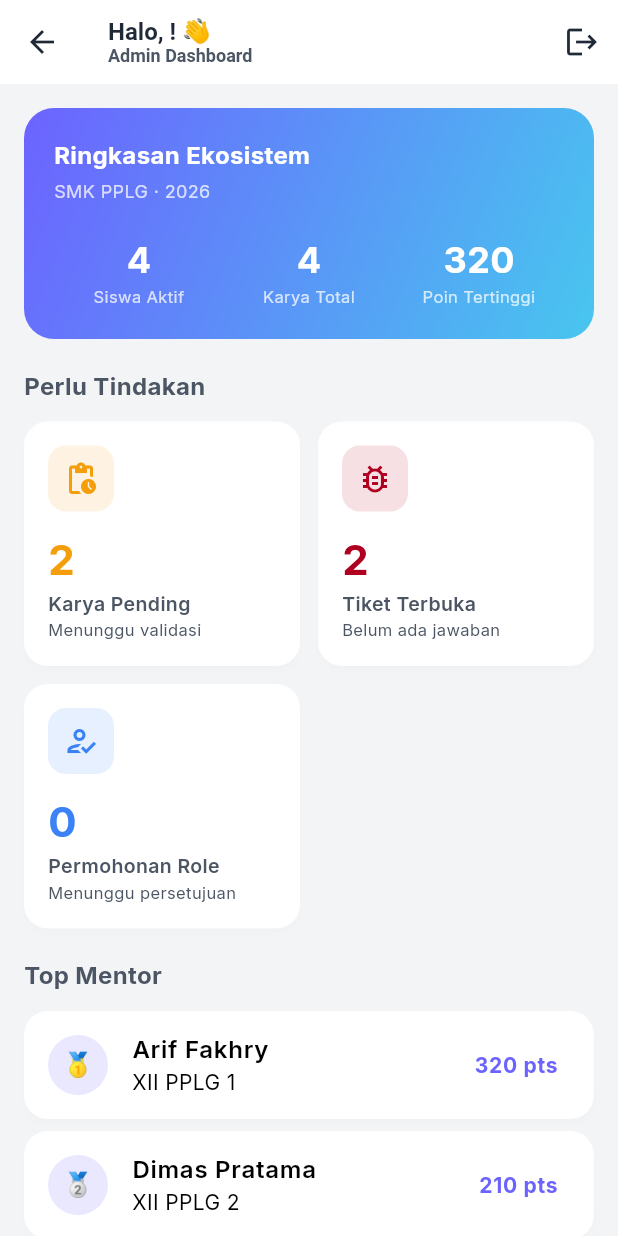
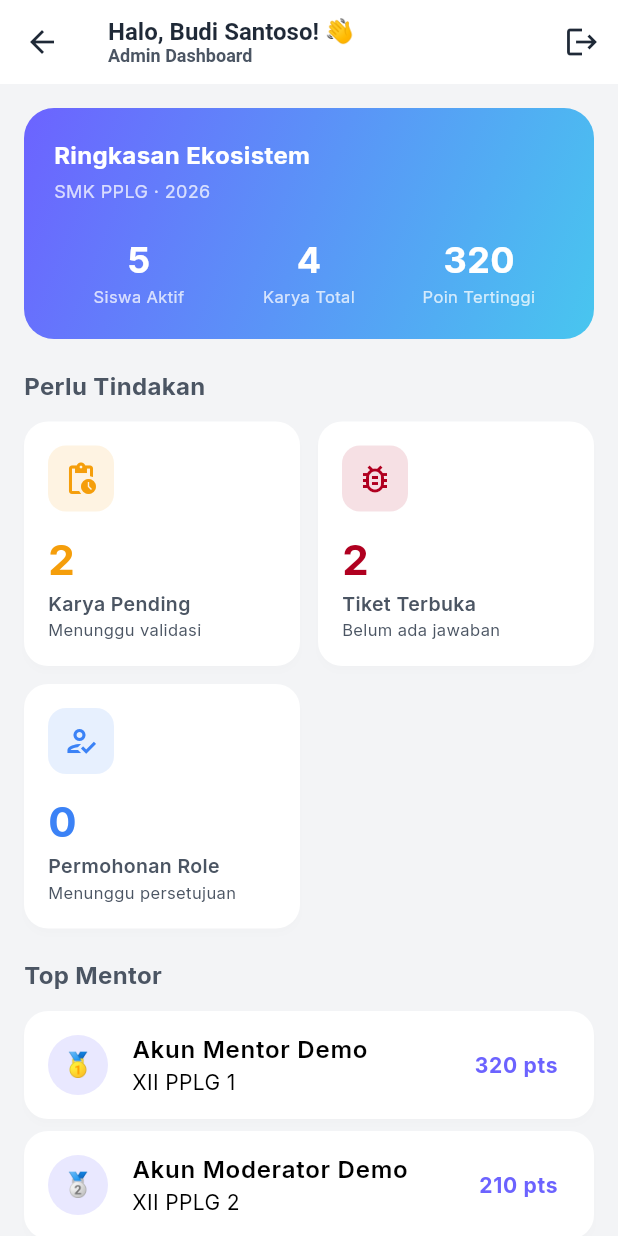
Before and after one commit to codpor/DevGuild, a Flutter app: the GuruDashboard screen opened directly, on a phone screen of 412 x 824 dp. Run offline on Flutter 3.47's test engine with Material 3 defaults, Android fonts, the phone set to English and light mode, and no system bars; our stand-ins replace google_fonts; accounts and stored records are empty.

Commit message:
perbaikan flow sistem

```diff
--- /dev/null
+++ b/lib/data/mock_users.dart
@@ -0,0 +1,93 @@
+import '../models/models.dart';
+
+final List<UserModel> mockUsers = [
+  UserModel(
+    id: 'u1',
+    nis: 'admin',
+    password: 'admin',
+    name: 'Budi Santoso, S.Kom',
+    kelas: 'Guru PPLG',
+    role: 'Guru',
+    poin: 0,
+    badges: ['Admin', 'Founder'],
+  ),
+  UserModel(
+    id: 'u2',
+    nis: 'mentor',
+    password: 'password123',
+    name: 'Akun Mentor Demo',
+    kelas: 'XII PPLG 1',
+    role: 'Siswa',
+    activeRole: UserRole.mentor,
+    poin: 320,
+    ticketsCreated: 5,
+    ticketsAnswered: 12,
+    badges: ['Early Adopter', 'Top Mentor', 'Problem Solver'],
+    activities: [
+      ActivityItem(
+        title: 'Menjawab Tiket',
+        description: 'Error koneksi database MySQL',
+        time: DateTime.now().subtract(const Duration(hours: 2)),
+        icon: 'reply',
+      ),
+      ActivityItem(
+        title: 'Upload Karya',
+        description: 'Aplikasi Kasir Sederhana',
+        time: DateTime.now().subtract(const Duration(days: 1)),
+        icon: 'upload',
+      ),
+    ],
+  ),
+  UserModel(
+    id: 'u3',
+    nis: '2201',
+    password: 'password123',
+    name: 'Arif Fakhry',
+    kelas: 'XII PPLG 1',
+    role: 'Siswa',
+    activeRole: UserRole.mentor,
+    poin: 150,
+    ticketsCreated: 5,
+    ticketsAnswered: 8,
+    badges: ['Early Adopter'],
+  ),
+  UserModel(
+    id: 'u4',
+    nis: '2202',
+    password: 'password123',
+    name: 'Siti Rahayu',
+    kelas: 'XI PPLG 2',
+    role: 'Siswa',
+    activeRole: UserRole.mentee,
+    poin: 80,
+    ticketsCreated: 8,
+    ticketsAnswered: 2,
+    badges: ['Curious Coder'],
+  ),
+  UserModel(
+    id: 'u5',
+    nis: 'moderator',
+    password: 'password123',
+    name: 'Akun Moderator Demo',
+    kelas: 'XII PPLG 2',
+    role: 'Siswa',
+    activeRole: UserRole.moderator,
+    poin: 210,
+    ticketsCreated: 3,
+    ticketsAnswered: 9,
+    badges: ['Moderator', 'Bug Hunter'],
+  ),
+  UserModel(
+    id: 'u6',
+    nis: '2204',
+    password: 'password123',
+    name: 'Nadia Kusuma',
+    kelas: 'X PPLG 1',
+    role: 'Siswa',
+    activeRole: UserRole.mentee,
+    poin: 45,
+    ticketsCreated: 10,
+    ticketsAnswered: 1,
+    badges: [],
+  ),
+];
--- a/lib/models/models.dart
+++ b/lib/models/models.dart
@@ -8,6 +8,7 @@ enum RoleRequestStatus { pending, approved, rejected }
 class UserModel {
   final String id;
   final String nis;
+  final String password;
   final String name;
   final String kelas;
   final String role; // 'Siswa' or 'Guru'
@@ -22,6 +23,7 @@ class UserModel {
   UserModel({
     required this.id,
     required this.nis,
+    this.password = '123456', // default password for mock data
     required this.name,
     required this.kelas,
     required this.role,
--- a/lib/providers/app_provider.dart
+++ b/lib/providers/app_provider.dart
@@ -3,6 +3,7 @@
 
 import 'package:flutter/material.dart';
 import '../models/models.dart';
+import '../data/mock_users.dart';
 
 class AppProvider with ChangeNotifier {
   // ────────────── CURRENT USER ──────────────
@@ -26,78 +27,7 @@ class AppProvider with ChangeNotifier {
   static const int moderatorMinAnswered = 10;
 
   // ────────────── MOCK USERS ──────────────
-  final List<UserModel> _users = [
-    UserModel(
-      id: 'u1',
-      nis: 'admin',
-      name: 'Budi Santoso, S.Kom',
-      kelas: 'Guru PPLG',
-      role: 'Guru',
-      poin: 0,
-      badges: ['Admin', 'Founder'],
-    ),
-    UserModel(
-      id: 'u2',
-      nis: '2201',
-      name: 'Arif Fakhry',
-      kelas: 'XII PPLG 1',
-      role: 'Siswa',
-      activeRole: UserRole.mentor,
-      poin: 320,
-      ticketsCreated: 5,
-      ticketsAnswered: 12,
-      badges: ['Early Adopter', 'Top Mentor', 'Problem Solver'],
-      activities: [
-        ActivityItem(
-          title: 'Menjawab Tiket',
-          description: 'Error koneksi database MySQL',
-          time: DateTime.now().subtract(const Duration(hours: 2)),
-          icon: 'reply',
-        ),
-        ActivityItem(
-          title: 'Upload Karya',
-          description: 'Aplikasi Kasir Sederhana',
-          time: DateTime.now().subtract(const Duration(days: 1)),
-          icon: 'upload',
-        ),
-      ],
-    ),
-    UserModel(
-      id: 'u3',
-      nis: '2202',
-      name: 'Siti Rahayu',
-      kelas: 'XI PPLG 2',
-      role: 'Siswa',
-      activeRole: UserRole.mentee,
-      poin: 80,
-      ticketsCreated: 8,
-      ticketsAnswered: 2,
-      badges: ['Curious Coder'],
-    ),
-    UserModel(
-      id: 'u4',
-      nis: '2203',
-      name: 'Dimas Pratama',
-      kelas: 'XII PPLG 2',
-      role: 'Siswa',
-      activeRole: UserRole.moderator,
-      poin: 210,
-      ticketsCreated: 3,
-      ticketsAnswered: 9,
-      badges: ['Moderator', 'Bug Hunter'],
-    ),
-    UserModel(
-      id: 'u5',
-      nis: '2204',
-      name: 'Nadia Kusuma',
-      kelas: 'X PPLG 1',
-      role: 'Siswa',
-      poin: 45,
-      ticketsCreated: 10,
-      ticketsAnswered: 1,
-      badges: [],
-    ),
-  ];
+  final List<UserModel> _users = List.from(mockUsers);
 
   List<UserModel> get allUsers => _users.where((u) => u.role == 'Siswa').toList();
 
@@ -282,6 +212,7 @@ class AppProvider with ChangeNotifier {
     if (password.isEmpty) return false;
     final user = _users.where((u) => u.nis == nis).firstOrNull;
     if (user == null) return false;
+    if (user.password != password) return false;
     _currentUser = user;
     notifyListeners();
     return true;
@@ -297,6 +228,7 @@ class AppProvider with ChangeNotifier {
     final newUser = UserModel(
       id: 'u${_users.length + 1}',
       nis: nis,
+      password: password,
       name: name,
       kelas: kelas,
       role: 'Siswa',
@@ -424,7 +356,8 @@ class AppProvider with ChangeNotifier {
   bool canReplyToTicket() {
     if (_currentUser == null) return false;
     if (_currentUser!.role == 'Guru') return true;
-    return _currentUser!.activeRole == UserRole.mentor;
+    return _currentUser!.activeRole == UserRole.mentor ||
+        _currentUser!.activeRole == UserRole.moderator;
   }
 
   void addReply(String ticketId, ReplyModel reply) {
--- a/lib/screens/guru/guru_home.dart
+++ b/lib/screens/guru/guru_home.dart
@@ -3,6 +3,7 @@ import 'guru_dashboard.dart';
 import 'guru_manajemen.dart';
 import 'guru_validasi.dart';
 import 'guru_monitoring.dart';
+import '../siswa/clinic_tab.dart';
 
 class GuruHome extends StatefulWidget {
   const GuruHome({super.key});
@@ -18,6 +19,7 @@ class _GuruHomeState extends State<GuruHome> {
     GuruManajemen(),
     GuruValidasi(),
     GuruMonitoring(),
+    ClinicTab(),
   ];
 
   @override
@@ -36,6 +38,8 @@ class _GuruHomeState extends State<GuruHome> {
               icon: Icon(Icons.task_alt_outlined), label: 'Validasi'),
           BottomNavigationBarItem(
               icon: Icon(Icons.monitor_heart_outlined), label: 'Monitoring'),
+          BottomNavigationBarItem(
+              icon: Icon(Icons.bug_report_outlined), label: 'Klinik'),
         ],
       ),
     );
```
Also changed, not shown: lib/screens/clinic_screen.dart (deleted, +0 -93 lines), lib/screens/guru/guru_dashboard.dart (+64 -4 lines), lib/screens/guru/guru_monitoring.dart (+13 -1 lines), lib/screens/siswa/clinic_tab.dart (+5 -2 lines), lib/screens/siswa/profile_tab.dart (+33 -4 lines).
